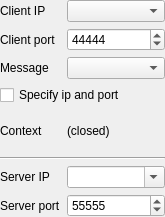
This is Source/Tools/ToolsUI/xToolsSocketClientToolUi.ui in x-tools-author/x-tools as Qt 5 draws it before an edit. The edited form follows.
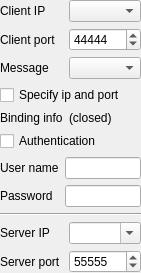
This is the edited form. Custom widgets are drawn as their Qt base class.

The edit to the form file:
```diff
--- a/Source/Tools/ToolsUI/xToolsSocketClientToolUi.ui
+++ b/Source/Tools/ToolsUI/xToolsSocketClientToolUi.ui
@@ -6,8 +6,8 @@
    <rect>
     <x>0</x>
     <y>0</y>
-    <width>165</width>
-    <height>217</height>
+    <width>141</width>
+    <height>247</height>
    </rect>
   </property>
   <property name="windowTitle">
@@ -26,17 +26,7 @@
    <property name="bottomMargin">
     <number>0</number>
    </property>
-   <item row="2" column="1">
-    <widget class="xToolsSpinBox" name="spinBoxClientPort">
-     <property name="maximum">
-      <number>65535</number>
-     </property>
-     <property name="value">
-      <number>44444</number>
-     </property>
-    </widget>
-   </item>
-   <item row="7" column="1">
+   <item row="11" column="1">
     <widget class="xToolsIpComboBox" name="comboBoxServerAddress">
      <property name="sizePolicy">
       <sizepolicy hsizetype="Ignored" vsizetype="Fixed">
@@ -49,13 +39,6 @@
      </property>
     </widget>
    </item>
-   <item row="6" column="0" colspan="2">
-    <widget class="Line" name="line">
-     <property name="orientation">
-      <enum>Qt::Horizontal</enum>
-     </property>
-    </widget>
-   </item>
    <item row="2" column="0">
     <widget class="QLabel" name="label_2">
      <property name="sizePolicy">
@@ -69,39 +52,6 @@
      </property>
     </widget>
    </item>
-   <item row="5" column="1">
-    <widget class="QLabel" name="labelContext">
-     <property name="text">
-      <string>(closed)</string>
-     </property>
-    </widget>
-   </item>
-   <item row="7" column="0">
-    <widget class="QLabel" name="label_3">
-     <property name="sizePolicy">
-      <sizepolicy hsizetype="Fixed" vsizetype="Preferred">
-       <horstretch>0</horstretch>
-       <verstretch>0</verstretch>
-      </sizepolicy>
-     </property>
-     <property name="text">
-      <string>Server IP</string>
-     </property>
-    </widget>
-   </item>
-   <item row="8" column="0">
-    <widget class="QLabel" name="label_4">
-     <property name="sizePolicy">
-      <sizepolicy hsizetype="Fixed" vsizetype="Preferred">
-       <horstretch>0</horstretch>
-       <verstretch>0</verstretch>
-      </sizepolicy>
-     </property>
-     <property name="text">
-      <string>Server port</string>
-     </property>
-    </widget>
-   </item>
    <item row="5" column="0">
     <widget class="QLabel" name="label_5">
      <property name="sizePolicy">
@@ -111,17 +61,7 @@
       </sizepolicy>
      </property>
      <property name="text">
-      <string>Context</string>
-     </property>
-    </widget>
-   </item>
-   <item row="1" column="1">
-    <widget class="xToolsIpComboBox" name="comboBoxClientAddress">
-     <property name="sizePolicy">
-      <sizepolicy hsizetype="Ignored" vsizetype="Fixed">
-       <horstretch>0</horstretch>
-       <verstretch>0</verstretch>
-      </sizepolicy>
+      <string>Binding info</string>
      </property>
     </widget>
    </item>
@@ -138,6 +78,19 @@
      </property>
     </widget>
    </item>
+   <item row="11" column="0">
+    <widget class="QLabel" name="label_3">
+     <property name="sizePolicy">
+      <sizepolicy hsizetype="Fixed" vsizetype="Preferred">
+       <horstretch>0</horstretch>
+       <verstretch>0</verstretch>
+      </sizepolicy>
+     </property>
+     <property name="text">
+      <string>Server IP</string>
+     </property>
+    </widget>
+   </item>
    <item row="1" column="0">
     <widget class="QLabel" name="label">
      <property name="sizePolicy">
@@ -151,10 +104,43 @@
      </property>
     </widget>
    </item>
+   <item row="2" column="1">
+    <widget class="xToolsSpinBox" name="spinBoxClientPort">
+     <property name="maximum">
+      <number>65535</number>
+     </property>
+     <property name="value">
+      <number>44444</number>
+     </property>
+    </widget>
+   </item>
+   <item row="1" column="1">
+    <widget class="xToolsIpComboBox" name="comboBoxClientAddress">
+     <property name="sizePolicy">
+      <sizepolicy hsizetype="Ignored" vsizetype="Fixed">
+       <horstretch>0</horstretch>
+       <verstretch>0</verstretch>
+      </sizepolicy>
+     </property>
+    </widget>
+   </item>
+   <item row="12" column="0">
+    <widget class="QLabel" name="label_4">
+     <property name="sizePolicy">
+      <sizepolicy hsizetype="Fixed" vsizetype="Preferred">
+       <horstretch>0</horstretch>
+       <verstretch>0</verstretch>
+      </sizepolicy>
+     </property>
+     <property name="text">
+      <string>Server port</string>
+     </property>
+    </widget>
+   </item>
    <item row="3" column="1">
     <widget class="xToolsWebSocketMessageTypeComboBox" name="comboBoxMessageType"/>
    </item>
-   <item row="8" column="1">
+   <item row="12" column="1">
     <widget class="xToolsSpinBox" name="spinBoxServerPort">
      <property name="maximum">
       <number>65535</number>
@@ -167,6 +153,20 @@
      </property>
     </widget>
    </item>
+   <item row="5" column="1">
+    <widget class="QLabel" name="labelContext">
+     <property name="text">
+      <string>(closed)</string>
+     </property>
+    </widget>
+   </item>
+   <item row="10" column="0" colspan="2">
+    <widget class="Line" name="line">
+     <property name="orientation">
+      <enum>Qt::Horizontal</enum>
+     </property>
+    </widget>
+   </item>
    <item row="4" column="0" colspan="2">
     <widget class="xToolsCheckBox" name="checkBoxSpecifyIpAndPort">
      <property name="text">
@@ -174,6 +174,65 @@
      </property>
     </widget>
    </item>
+   <item row="6" column="0" colspan="2">
+    <widget class="QWidget" name="widgetAuthentication" native="true">
+     <layout class="QGridLayout" name="gridLayout_4">
+      <property name="leftMargin">
+       <number>0</number>
+      </property>
+      <property name="topMargin">
+       <number>0</number>
+      </property>
+      <property name="rightMargin">
+       <number>0</number>
+      </property>
+      <property name="bottomMargin">
+       <number>0</number>
+      </property>
+      <item row="0" column="1" colspan="2">
+       <widget class="xToolsCheckBox" name="checkBoxAuthentication">
+        <property name="text">
+         <string>Authentication</string>
+        </property>
+       </widget>
+      </item>
+      <item row="1" column="2">
+       <widget class="xToolsLineEdit" name="lineEditUserName">
+        <property name="sizePolicy">
+         <sizepolicy hsizetype="Preferred" vsizetype="Fixed">
+          <horstretch>0</horstretch>
+          <verstretch>0</verstretch>
+         </sizepolicy>
+        </property>
+       </widget>
+      </item>
+      <item row="1" column="1">
+       <widget class="QLabel" name="label_6">
+        <property name="text">
+         <string>User name</string>
+        </property>
+       </widget>
+      </item>
+      <item row="2" column="1">
+       <widget class="QLabel" name="label_7">
+        <property name="text">
+         <string>Password</string>
+        </property>
+       </widget>
+      </item>
+      <item row="2" column="2">
+       <widget class="xToolsLineEdit" name="lineEditPassword">
+        <property name="sizePolicy">
+         <sizepolicy hsizetype="Preferred" vsizetype="Fixed">
+          <horstretch>0</horstretch>
+          <verstretch>0</verstretch>
+         </sizepolicy>
+        </property>
+       </widget>
+      </item>
+     </layout>
+    </widget>
+   </item>
   </layout>
  </widget>
  <customwidgets>
@@ -197,6 +256,11 @@
    <extends>QComboBox</extends>
    <header location="global">xToolsWebSocketMessageTypeComboBox.h</header>
   </customwidget>
+  <customwidget>
+   <class>xToolsLineEdit</class>
+   <extends>QLineEdit</extends>
+   <header>xToolsLineEdit.h</header>
+  </customwidget>
  </customwidgets>
  <resources/>
  <connections/>
```
